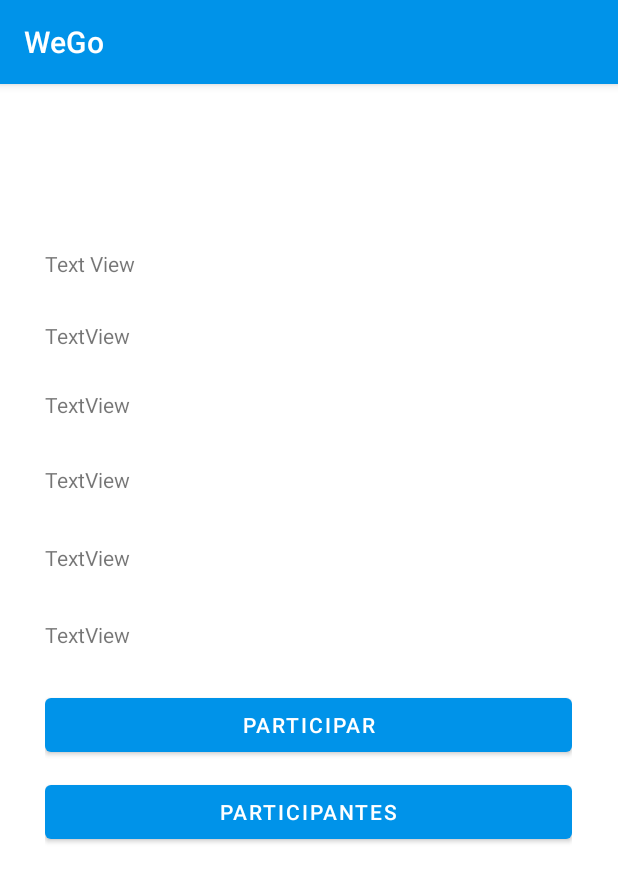
After one commit to AntonioMontero33/WeGo, an Android app: the fragment DescripcionEvento shown on its own in the app's theme, on a phone screen of 412 x 824 dp. The commit adds this screen. Shown: the top 882 px of the screen. Run offline under Robolectric (Android 15) with nearby library versions, the phone set to English and light mode, and no system bars.

Commit message:
audio y evento

```diff
--- a/app/src/main/AndroidManifest.xml
+++ b/app/src/main/AndroidManifest.xml
@@ -13,9 +13,6 @@
         android:theme="@style/Theme.WeGo">
         <activity
             android:name=".splash"
-            android:exported="false"/>
-        <activity
-            android:name=".mainNavMenu"
             android:exported="true">
             <intent-filter>
                 <action android:name="android.intent.action.MAIN" />
@@ -23,6 +20,9 @@
                 <category android:name="android.intent.category.LAUNCHER" />
             </intent-filter>
         </activity>
+        <activity
+            android:name=".mainNavMenu"
+            android:exported="false" />
         <activity
             android:name=".preLogin"
             android:exported="false" />
--- /dev/null
+++ b/app/src/main/java/com/example/wego/DescripcionEvento.java
@@ -0,0 +1,64 @@
+package com.example.wego;
+
+import android.os.Bundle;
+
+import androidx.fragment.app.Fragment;
+
+import android.view.LayoutInflater;
+import android.view.View;
+import android.view.ViewGroup;
+
+/**
+ * A simple {@link Fragment} subclass.
+ * Use the {@link DescripcionEvento#newInstance} factory method to
+ * create an instance of this fragment.
+ */
+public class DescripcionEvento extends Fragment {
+
+    // TODO: Rename parameter arguments, choose names that match
+    // the fragment initialization parameters, e.g. ARG_ITEM_NUMBER
+    private static final String ARG_PARAM1 = "param1";
+    private static final String ARG_PARAM2 = "param2";
+
+    // TODO: Rename and change types of parameters
+    private String mParam1;
+    private String mParam2;
+
+    public DescripcionEvento() {
+        // Required empty public constructor
+    }
+
+    /**
+     * Use this factory method to create a new instance of
+     * this fragment using the provided parameters.
+     *
+     * @param param1 Parameter 1.
+     * @param param2 Parameter 2.
+     * @return A new instance of fragment DescripcionEvento.
+     */
+    // TODO: Rename and change types and number of parameters
+    public static DescripcionEvento newInstance(String param1, String param2) {
+        DescripcionEvento fragment = new DescripcionEvento();
+        Bundle args = new Bundle();
+        args.putString(ARG_PARAM1, param1);
+        args.putString(ARG_PARAM2, param2);
+        fragment.setArguments(args);
+        return fragment;
+    }
+
+    @Override
+    public void onCreate(Bundle savedInstanceState) {
+        super.onCreate(savedInstanceState);
+        if (getArguments() != null) {
+            mParam1 = getArguments().getString(ARG_PARAM1);
+            mParam2 = getArguments().getString(ARG_PARAM2);
+        }
+    }
+
+    @Override
+    public View onCreateView(LayoutInflater inflater, ViewGroup container,
+                             Bundle savedInstanceState) {
+        // Inflate the layout for this fragment
+        return inflater.inflate(R.layout.fragment_descripcion_evento, container, false);
+    }
+}
--- a/app/src/main/java/com/example/wego/fgHome.java
+++ b/app/src/main/java/com/example/wego/fgHome.java
@@ -39,7 +39,7 @@ public class fgHome extends Fragment {
 
         eventoList = new ArrayList<Evento>();
 
-        Date firstDate1 = new Date(2002, 1, 1);
+        /*Date firstDate1 = new Date(2002, 1, 1);
         Time time = new Time(4,5,1);
         ArrayList<String> reglas1 = new ArrayList<String>();
         ArrayList<String> tags1 = new ArrayList<String>();
@@ -57,7 +57,7 @@ public class fgHome extends Fragment {
                 ,"DescripcionEvento1",reglas1,"123Ubi","123Ubi","123Ubi", tags1));
 
         listAdapterHoy = new ListAdapterHoy(getActivity(), R.layout.evento_cardview, eventoList);
-        listaHoy.setAdapter(listAdapterHoy);
+        listaHoy.setAdapter(listAdapterHoy);*/
 
 
         return rootview;
--- a/app/src/main/java/com/example/wego/splash.java
+++ b/app/src/main/java/com/example/wego/splash.java
@@ -3,6 +3,7 @@ package com.example.wego;
 import androidx.appcompat.app.AppCompatActivity;
 
 import android.content.Intent;
+import android.media.MediaPlayer;
 import android.os.Bundle;
 
 import java.util.Timer;
@@ -11,16 +12,19 @@ import java.util.TimerTask;
 public class splash extends AppCompatActivity {
 
 
-    public static final long SPLASH_SCREEN_DELAY=1000;
+    public static final long SPLASH_SCREEN_DELAY=3000;
 
     @Override
     protected void onCreate(Bundle savedInstanceState) {
         super.onCreate(savedInstanceState);
         setContentView(R.layout.activity_splash);
         TimerTask time= new TimerTask() {
+
             @Override
             public void run() {
                 Intent intent=new Intent().setClass(splash.this,MainActivity.class);
+                MediaPlayer mp=MediaPlayer.create(splash.this,R.raw.audio);
+                mp.start();
                 startActivity(intent);
                 finish();
             }
--- /dev/null
+++ b/app/src/main/res/layout/fragment_descripcion_evento.xml
@@ -0,0 +1,84 @@
+<?xml version="1.0" encoding="utf-8"?>
+<FrameLayout xmlns:android="http://schemas.android.com/apk/res/android"
+    xmlns:tools="http://schemas.android.com/tools"
+    android:layout_width="match_parent"
+    android:layout_height="match_parent"
+    tools:context=".DescripcionEvento">
+
+    <LinearLayout
+        android:layout_width="match_parent"
+        android:layout_height="661dp"
+        android:orientation="vertical"
+        android:layout_marginTop="100dp"
+        android:layout_marginBottom="70dp">
+
+        <LinearLayout
+            android:layout_width="351dp"
+            android:layout_height="wrap_content"
+            android:layout_marginLeft="30dp"
+            android:layout_marginTop="10dp"
+            android:layout_marginRight="30dp"
+            android:orientation="vertical">
+
+            <TextView
+                android:id="@+id/txtTitulo"
+                android:layout_width="match_parent"
+                android:layout_height="38dp"
+                android:text="Text View" />
+
+
+            <TextView
+                android:id="@+id/txtDesEvento"
+                android:layout_width="match_parent"
+                android:layout_height="36dp"
+                android:layout_marginTop="10dp"
+                android:text="TextView" />
+
+            <TextView
+                android:id="@+id/txtFechaEvento"
+                android:layout_width="match_parent"
+                android:layout_height="40dp"
+                android:layout_marginTop="10dp"
+                android:text="TextView" />
+
+            <TextView
+                android:id="@+id/txtHoraEvento"
+                android:layout_width="match_parent"
+                android:layout_height="42dp"
+                android:layout_marginTop="10dp"
+                android:text="TextView" />
+
+            <TextView
+                android:id="@+id/txtRecomendacionesEvento"
+                android:layout_width="match_parent"
+                android:layout_height="41dp"
+                android:layout_marginTop="10dp"
+                android:text="TextView" />
+
+            <TextView
+                android:id="@+id/txtReglaEvento"
+                android:layout_width="match_parent"
+                android:layout_height="36dp"
+                android:layout_marginTop="10dp"
+                android:text="TextView" />
+
+            <Button
+                android:id="@+id/btnParticipar"
+                android:layout_width="match_parent"
+                android:layout_height="wrap_content"
+                android:layout_marginTop="10dp"
+                android:text="Participar" />
+
+            <Button
+                android:id="@+id/btnParticipantes"
+                android:layout_width="match_parent"
+                android:layout_height="wrap_content"
+                android:layout_marginTop="10dp"
+                android:text="Participantes" />
+
+        </LinearLayout>
+
+
+
+    </LinearLayout>
+</FrameLayout>
```
Also changed, not shown: app/src/main/java/com/example/wego/Adapters/ListAdapterHoy.java (+4 -4 lines), app/src/main/java/com/example/wego/Clases/Evento.java (+27 -21 lines), app/src/main/java/com/example/wego/fgEvento.java (+103 -41 lines), app/src/main/res/layout/fragment_blank.xml (+14 -14 lines), 1 other file.
